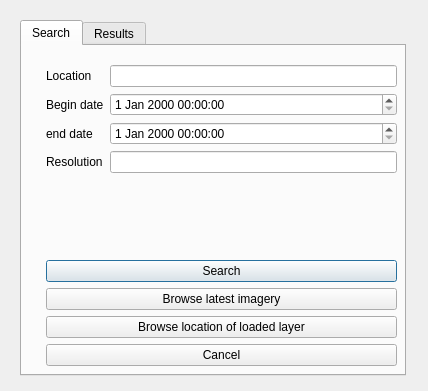
Above: OpenAerialMap/gui/ui/img_search_dialog.ui from hotosm/oam-qgis-plugin before the change. Below: the same form after it.
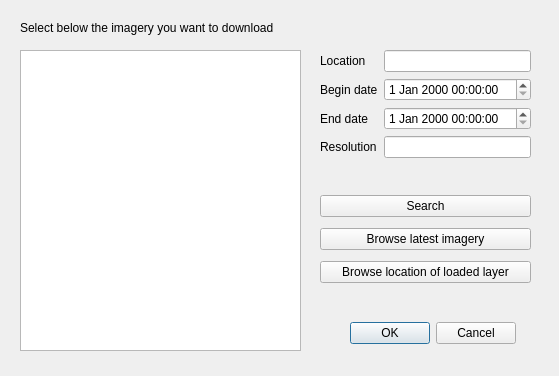
That is the form after the change.

Commit message: modified image search dialog backed up the names of old .ui files by prefixing backup_ adjusted the size of setting dialog commented out the menu item for backuped upload wizard

```diff
--- a/OpenAerialMap/gui/ui/img_search_dialog.ui
+++ b/OpenAerialMap/gui/ui/img_search_dialog.ui
@@ -6,40 +6,22 @@
    <rect>
     <x>0</x>
     <y>0</y>
-    <width>428</width>
-    <height>391</height>
+    <width>559</width>
+    <height>376</height>
    </rect>
   </property>
   <property name="windowTitle">
    <string>Download Imagery</string>
   </property>
-  <widget class="QTabWidget" name="tabWidget">
+  <widget class="QWidget" name="layoutWidget_2">
    <property name="geometry">
     <rect>
-     <x>20</x>
-     <y>20</y>
-     <width>386</width>
-     <height>356</height>
+     <x>320</x>
+     <y>50</y>
+     <width>211</width>
+     <height>128</height>
     </rect>
    </property>
-   <property name="currentIndex">
-    <number>0</number>
-   </property>
-   <widget class="QWidget" name="search_tab">
-    <attribute name="title">
-     <string>Search</string>
-    </attribute>
-    <widget class="QWidget" name="layoutWidget">
-     <property name="geometry">
-      <rect>
-       <x>24</x>
-       <y>19</y>
-       <width>351</width>
-       <height>301</height>
-      </rect>
-     </property>
-     <layout class="QVBoxLayout" name="verticalLayout_2">
-      <item>
        <layout class="QFormLayout" name="formLayout">
         <item row="0" column="0">
          <widget class="QLabel" name="label_2">
@@ -64,7 +46,7 @@
         <item row="2" column="0">
          <widget class="QLabel" name="label_4">
           <property name="text">
-           <string>end date</string>
+       <string>End date</string>
           </property>
          </widget>
         </item>
@@ -79,11 +61,27 @@
          </widget>
         </item>
         <item row="3" column="1">
-         <widget class="QLineEdit" name="lineEdit_2"/>
-        </item>
-       </layout>
-      </item>
-      <item>
+     <widget class="QLineEdit" name="lineEditResolution"/>
+    </item>
+   </layout>
+   <zorder>lineEditLocation</zorder>
+   <zorder>labelBeginDate</zorder>
+   <zorder>editStartDate</zorder>
+   <zorder>labelEndDate</zorder>
+   <zorder>editEndDate</zorder>
+   <zorder>labelResolution</zorder>
+   <zorder>lineEditResolution</zorder>
+   <zorder>labelLocation</zorder>
+  </widget>
+  <widget class="QWidget" name="layoutWidget_3">
+   <property name="geometry">
+    <rect>
+     <x>320</x>
+     <y>190</y>
+     <width>211</width>
+     <height>101</height>
+    </rect>
+   </property>
        <layout class="QVBoxLayout" name="verticalLayout">
         <item>
          <widget class="QPushButton" name="pushButton">
@@ -106,23 +104,9 @@
           </property>
          </widget>
         </item>
-        <item>
-         <widget class="QPushButton" name="pushButton_4">
-          <property name="text">
-           <string>Cancel</string>
-          </property>
-         </widget>
-        </item>
-       </layout>
-      </item>
-     </layout>
-    </widget>
-   </widget>
-   <widget class="QWidget" name="results_tab">
-    <attribute name="title">
-     <string>Results</string>
-    </attribute>
-    <widget class="QLabel" name="label">
+   </layout>
+  </widget>
+  <widget class="QLabel" name="labelInstruction">
      <property name="geometry">
       <rect>
        <x>20</x>
@@ -140,16 +124,16 @@
       <rect>
        <x>20</x>
        <y>50</y>
-       <width>346</width>
-       <height>211</height>
+     <width>281</width>
+     <height>301</height>
       </rect>
      </property>
     </widget>
-    <widget class="QDialogButtonBox" name="buttonBox_2">
+  <widget class="QDialogButtonBox" name="buttonBox">
      <property name="geometry">
       <rect>
-       <x>110</x>
-       <y>280</y>
+     <x>340</x>
+     <y>320</y>
        <width>176</width>
        <height>27</height>
       </rect>
@@ -160,8 +144,6 @@
      <property name="centerButtons">
       <bool>false</bool>
      </property>
-    </widget>
-   </widget>
   </widget>
  </widget>
  <resources/>
```
Left out of the diff: 20 changed lines with no effect on the pictures. Lines whose indentation alone changed are shown as unchanged. The commit also changes 4 other files.
